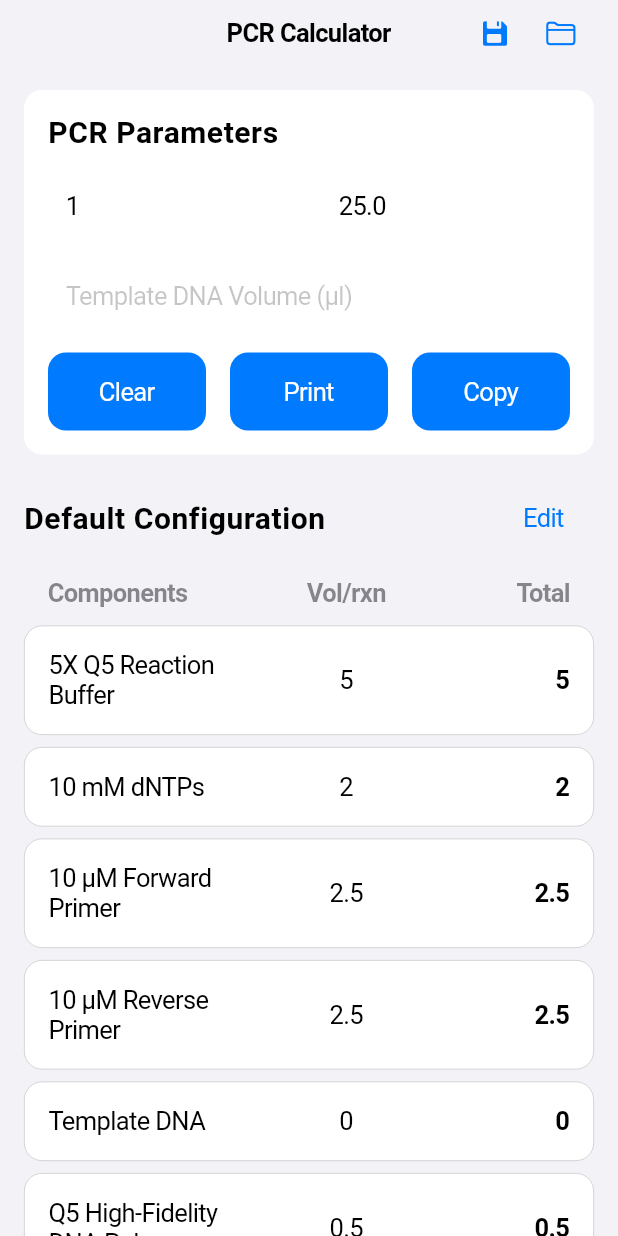
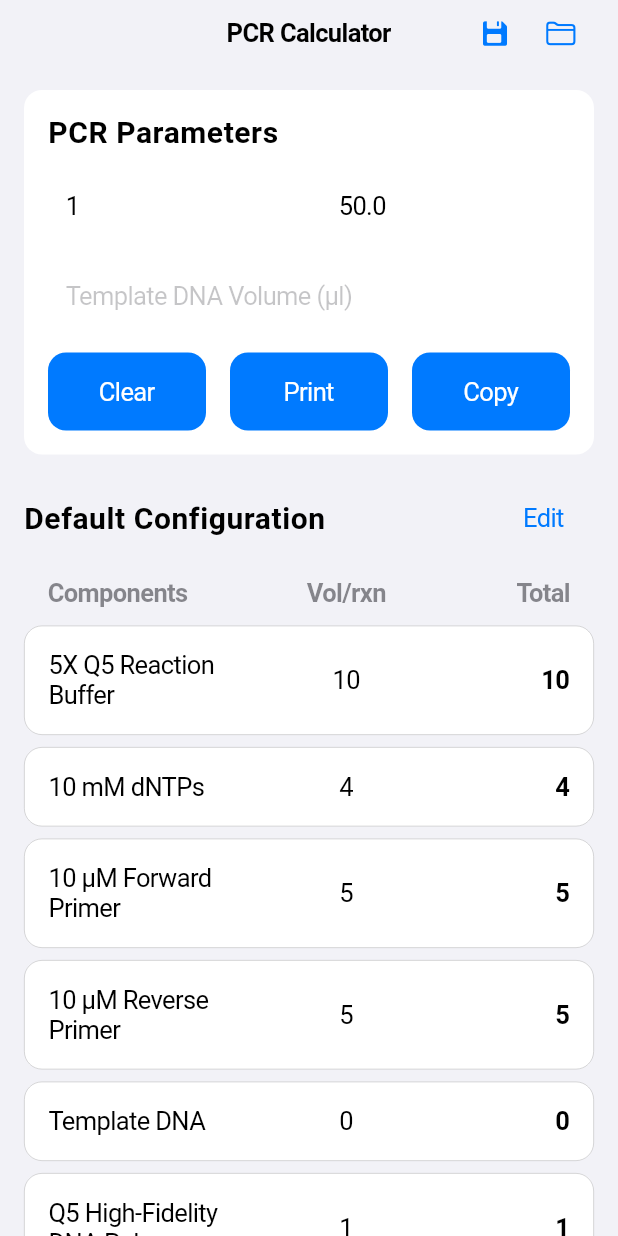
Before and after one commit to alextu870719/Lab-Studio, a Flutter app: the screen it shows after launch, on a phone screen of 412 x 824 dp. Run offline on Flutter 3.47's test engine with Material 3 defaults, Android fonts, the light colour scheme and no system bars; our stand-ins replace printing, shared_preferences.

```diff
--- a/lib/main.dart
+++ b/lib/main.dart
@@ -105,7 +105,7 @@ class PcrConfiguration {
     return PcrConfiguration(
       name: json['name'] ?? '',
       numReactions: json['numReactions'] ?? 1,
-      reactionVolume: (json['reactionVolume'] ?? 25.0).toDouble(),
+      reactionVolume: (json['reactionVolume'] ?? 50.0).toDouble(),
       templateDnaVolume: (json['templateDnaVolume'] ?? 0.0).toDouble(),
       reagents: (json['reagents'] as List? ?? [])
           .map((r) => Reagent.fromJson(r as Map<String, dynamic>))
@@ -124,7 +124,7 @@ class PcrCalculatorPage extends StatefulWidget {
 
 class _PcrCalculatorPageState extends State<PcrCalculatorPage> {
   final TextEditingController _numReactionsController = TextEditingController(text: '1');
-  final TextEditingController _customReactionVolumeController = TextEditingController(text: '25.0');
+  final TextEditingController _customReactionVolumeController = TextEditingController(text: '50.0');
   final TextEditingController _templateDnaVolumeController = TextEditingController();
 
   Map<String, double> _calculatedTotalVolumes = {};
@@ -134,13 +134,13 @@ class _PcrCalculatorPageState extends State<PcrCalculatorPage> {
   String _currentConfigurationName = 'Default Configuration';
 
   final List<Reagent> _reagents = [
-    Reagent(name: '5X Q5 Reaction Buffer', proportion: 5.0 / 25.0),
-    Reagent(name: '10 mM dNTPs', proportion: 2.0 / 25.0),
-    Reagent(name: '10 µM Forward Primer', proportion: 2.5 / 25.0),
-    Reagent(name: '10 µM Reverse Primer', proportion: 2.5 / 25.0),
+    Reagent(name: '5X Q5 Reaction Buffer', proportion: 10.0 / 50.0),
+    Reagent(name: '10 mM dNTPs', proportion: 4.0 / 50.0),
+    Reagent(name: '10 µM Forward Primer', proportion: 5.0 / 50.0),
+    Reagent(name: '10 µM Reverse Primer', proportion: 5.0 / 50.0),
     Reagent(name: 'Template DNA', proportion: 0.0, isVariable: true),
-    Reagent(name: 'Q5 High-Fidelity DNA Polymerase', proportion: 0.5 / 25.0),
-    Reagent(name: '5X Q5 High GC Enhancer (optional)', proportion: 5.0 / 25.0, isOptional: true),
+    Reagent(name: 'Q5 High-Fidelity DNA Polymerase', proportion: 1.0 / 50.0),
+    Reagent(name: '5X Q5 High GC Enhancer (optional)', proportion: 10.0 / 50.0, isOptional: true),
     Reagent(name: 'Nuclease-Free Water', proportion: 0.0),
   ];
 
@@ -166,8 +166,8 @@ class _PcrCalculatorPageState extends State<PcrCalculatorPage> {
       int numReactions = int.tryParse(_numReactionsController.text) ?? 1;
       if (numReactions <= 0) numReactions = 1;
 
-      double totalVolumePerReaction = double.tryParse(_customReactionVolumeController.text) ?? 25.0;
-      if (totalVolumePerReaction <= 0) totalVolumePerReaction = 25.0;
+      double totalVolumePerReaction = double.tryParse(_customReactionVolumeController.text) ?? 50.0;
+      if (totalVolumePerReaction <= 0) totalVolumePerReaction = 50.0;
 
       double totalCalculatedVolumeExcludingWater = 0.0;
 
@@ -224,7 +224,7 @@ class _PcrCalculatorPageState extends State<PcrCalculatorPage> {
 
   void _clearAllInputs() {
     _numReactionsController.text = '1';
-    _customReactionVolumeController.text = '25.0';
+    _customReactionVolumeController.text = '50.0';
     _templateDnaVolumeController.clear();
     setState(() {
       _calculatedTotalVolumes.clear();
@@ -281,7 +281,7 @@ class _PcrCalculatorPageState extends State<PcrCalculatorPage> {
       final config = PcrConfiguration(
         name: name,
         numReactions: int.tryParse(_numReactionsController.text) ?? 1,
-        reactionVolume: double.tryParse(_customReactionVolumeController.text) ?? 25.0,
+        reactionVolume: double.tryParse(_customReactionVolumeController.text) ?? 50.0,
         templateDnaVolume: double.tryParse(_templateDnaVolumeController.text) ?? 0.0,
         reagents: _reagents,
         reagentInclusionStatus: _reagentInclusionStatus,
@@ -475,13 +475,13 @@ class _PcrCalculatorPageState extends State<PcrCalculatorPage> {
                 flex: 2,
                 child: CupertinoTextField(
                   placeholder: 'Volume',
-                  controller: TextEditingController(text: (reagent.proportion * 25.0).toString()),
+                  controller: TextEditingController(text: (reagent.proportion * 50.0).toString()),
                   keyboardType: TextInputType.number,
                   onChanged: (value) {
                     double? newVolume = double.tryParse(value);
                     if (newVolume != null) {
                       setState(() {
-                        _reagents[index] = reagent.copyWith(proportion: newVolume / 25.0);
+                        _reagents[index] = reagent.copyWith(proportion: newVolume / 50.0);
                         _calculateVolumes();
                       });
                     }
@@ -520,7 +520,7 @@ class _PcrCalculatorPageState extends State<PcrCalculatorPage> {
       String newReagentName = 'New Reagent ${_reagents.length + 1}';
       Reagent newReagent = Reagent(
         name: newReagentName,
-        proportion: 1.0 / 25.0,
+        proportion: 1.0 / 50.0,
         isOptional: false, // Make all new reagents required for simplicity
       );
       _reagents.add(newReagent);
```
